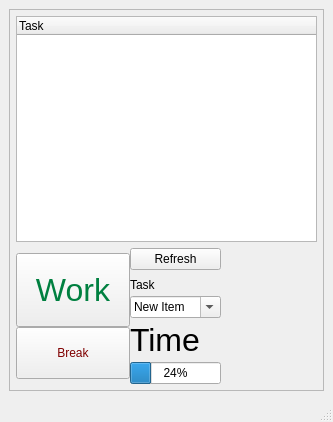
Above: task_list.ui from aclark73/TaskList before the change. Below: the same form after it.
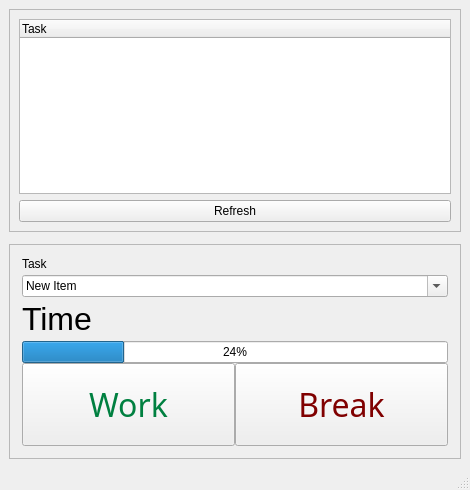
That is the form after the change.

Patch:
```diff
--- a/task_list.ui
+++ b/task_list.ui
@@ -6,8 +6,8 @@
    <rect>
     <x>0</x>
     <y>0</y>
-    <width>333</width>
-    <height>422</height>
+    <width>470</width>
+    <height>490</height>
    </rect>
   </property>
   <property name="sizePolicy">
@@ -28,7 +28,7 @@
    </property>
    <layout class="QVBoxLayout" name="verticalLayout_2">
     <property name="spacing">
-     <number>0</number>
+     <number>12</number>
     </property>
     <item>
      <widget class="QFrame" name="frame">
@@ -42,18 +42,6 @@
        <property name="spacing">
         <number>6</number>
        </property>
-       <property name="leftMargin">
-        <number>6</number>
-       </property>
-       <property name="topMargin">
-        <number>6</number>
-       </property>
-       <property name="rightMargin">
-        <number>6</number>
-       </property>
-       <property name="bottomMargin">
-        <number>6</number>
-       </property>
        <item>
         <widget class="QTreeWidget" name="treeWidget">
          <property name="sizePolicy">
@@ -79,88 +67,45 @@
         </widget>
        </item>
        <item>
-        <widget class="QFrame" name="horizonal_1">
-         <layout class="QHBoxLayout" name="horizontalLayout_2">
-          <property name="spacing">
-           <number>0</number>
-          </property>
-          <property name="sizeConstraint">
-           <enum>QLayout::SetFixedSize</enum>
-          </property>
-          <property name="leftMargin">
-           <number>0</number>
-          </property>
-          <property name="topMargin">
-           <number>0</number>
-          </property>
-          <property name="rightMargin">
-           <number>0</number>
-          </property>
-          <property name="bottomMargin">
-           <number>0</number>
-          </property>
+        <widget class="QPushButton" name="refreshButton">
+         <property name="text">
+          <string>Refresh</string>
+         </property>
+        </widget>
+       </item>
+      </layout>
+     </widget>
+    </item>
           <item>
-           <widget class="QFrame" name="vertical_1">
+     <widget class="QFrame" name="verticalFrame">
+      <property name="sizePolicy">
+       <sizepolicy hsizetype="Preferred" vsizetype="Fixed">
+        <horstretch>0</horstretch>
+        <verstretch>0</verstretch>
+       </sizepolicy>
+      </property>
+      <property name="frameShape">
+       <enum>QFrame::StyledPanel</enum>
+      </property>
+      <property name="frameShadow">
+       <enum>QFrame::Raised</enum>
+      </property>
             <layout class="QVBoxLayout" name="verticalLayout_4">
              <property name="spacing">
               <number>0</number>
              </property>
-             <property name="sizeConstraint">
-              <enum>QLayout::SetFixedSize</enum>
-             </property>
              <property name="leftMargin">
-              <number>0</number>
+        <number>12</number>
              </property>
              <property name="topMargin">
-              <number>0</number>
+        <number>12</number>
              </property>
              <property name="rightMargin">
-              <number>0</number>
+        <number>12</number>
              </property>
              <property name="bottomMargin">
-              <number>0</number>
-             </property>
-             <item>
-              <widget class="QPushButton" name="workButton">
-               <property name="styleSheet">
-                <string notr="true">font: 24pt;
-color: rgb(0, 128, 64);padding: 18px;</string>
-               </property>
-               <property name="text">
-                <string>Work</string>
-               </property>
-               <property name="checkable">
-                <bool>true</bool>
-               </property>
-               <property name="checked">
-                <bool>false</bool>
-               </property>
-               <property name="autoExclusive">
-                <bool>true</bool>
-               </property>
-              </widget>
-             </item>
-             <item>
-              <widget class="QPushButton" name="breakButton">
-               <property name="styleSheet">
-                <string notr="true">font: 24pt &quot;Helvetica&quot;;
-color: rgb(128, 0, 0); padding: 18px;
-</string>
-               </property>
-               <property name="text">
-                <string>Break</string>
-               </property>
-               <property name="checkable">
-                <bool>true</bool>
-               </property>
-               <property name="autoExclusive">
-                <bool>true</bool>
-               </property>
-              </widget>
-             </item>
-            </layout>
-           </widget>
-          </item>
+        <number>12</number>
+       </property>
           <item>
            <widget class="QFrame" name="taskTimerWidget">
             <property name="sizePolicy">
@@ -175,7 +120,7 @@
             <property name="frameShadow">
              <enum>QFrame::Raised</enum>
             </property>
-            <layout class="QVBoxLayout" name="verticalLayout_3" stretch="0,0,0,0,0,0">
+         <layout class="QVBoxLayout" name="verticalLayout_3" stretch="0,0,0,0">
              <property name="spacing">
               <number>4</number>
              </property>
@@ -191,29 +136,6 @@
              <property name="bottomMargin">
               <number>0</number>
              </property>
-             <item>
-              <widget class="QPushButton" name="refreshButton">
-               <property name="text">
-                <string>Refresh</string>
-               </property>
-              </widget>
-             </item>
-             <item>
-              <spacer name="verticalSpacer">
-               <property name="orientation">
-                <enum>Qt::Vertical</enum>
-               </property>
-               <property name="sizeType">
-                <enum>QSizePolicy::Fixed</enum>
-               </property>
-               <property name="sizeHint" stdset="0">
-                <size>
-                 <width>20</width>
-                 <height>4</height>
-                </size>
-               </property>
-              </spacer>
-             </item>
              <item>
               <widget class="QLabel" name="taskLabel">
                <property name="sizePolicy">
@@ -268,6 +190,91 @@
               </widget>
              </item>
             </layout>
+        </widget>
+       </item>
+       <item>
+        <widget class="QFrame" name="frame_3">
+         <layout class="QHBoxLayout" name="horizontalLayout">
+          <property name="spacing">
+           <number>0</number>
+          </property>
+          <property name="sizeConstraint">
+           <enum>QLayout::SetDefaultConstraint</enum>
+          </property>
+          <property name="leftMargin">
+           <number>0</number>
+          </property>
+          <property name="topMargin">
+           <number>0</number>
+          </property>
+          <property name="rightMargin">
+           <number>0</number>
+          </property>
+          <property name="bottomMargin">
+           <number>0</number>
+          </property>
+          <item>
+           <widget class="QPushButton" name="workButton">
+            <property name="font">
+             <font>
+              <family>.Helvetica Neue DeskInterface</family>
+              <pointsize>24</pointsize>
+              <weight>50</weight>
+              <italic>false</italic>
+              <bold>false</bold>
+             </font>
+            </property>
+            <property name="styleSheet">
+             <string notr="true">font: 24pt;
+color: rgb(0, 128, 64);padding: 18px;</string>
+            </property>
+            <property name="text">
+             <string>Work</string>
+            </property>
+            <property name="checkable">
+             <bool>true</bool>
+            </property>
+            <property name="checked">
+             <bool>false</bool>
+            </property>
+            <property name="autoExclusive">
+             <bool>true</bool>
+            </property>
+           </widget>
+          </item>
+          <item>
+           <widget class="QPushButton" name="breakButton">
+            <property name="font">
+             <font>
+              <family>.Helvetica Neue DeskInterface</family>
+              <pointsize>24</pointsize>
+              <weight>50</weight>
+              <italic>false</italic>
+              <bold>false</bold>
+             </font>
+            </property>
+            <property name="styleSheet">
+             <string notr="true">color: rgb(128, 0, 0); padding: 18px;
+</string>
+            </property>
+            <property name="text">
+             <string>Break</string>
+            </property>
+            <property name="checkable">
+             <bool>true</bool>
+            </property>
+            <property name="autoExclusive">
+             <bool>true</bool>
+            </property>
+            <property name="autoDefault">
+             <bool>false</bool>
+            </property>
+            <property name="default">
+             <bool>false</bool>
+            </property>
+            <property name="flat">
+             <bool>false</bool>
+            </property>
            </widget>
           </item>
          </layout>
```
Lines whose indentation alone changed are shown as unchanged.
